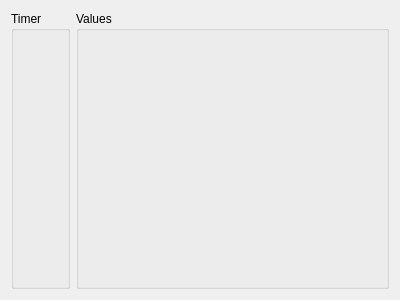
Before: the Qt Designer form src/ui/QGCSkyeTest.ui in skye-git/qgroundcontrol-old, drawn with Qt 5.
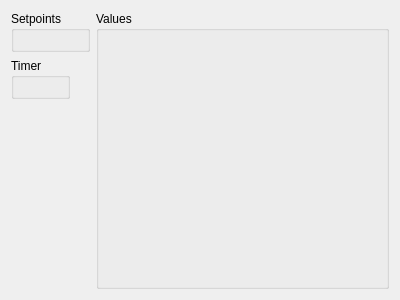
After: the same form once the commit is applied.

Commit message: Add Setpoint Widget for SkyeTest

Patch:
```diff
--- a/src/ui/QGCSkyeTest.ui
+++ b/src/ui/QGCSkyeTest.ui
@@ -15,6 +15,16 @@
   </property>
   <layout class="QHBoxLayout" name="horizontalLayout">
    <item>
+    <layout class="QFormLayout" name="formLayout">
+     <item row="0" column="0">
+      <widget class="QGroupBox" name="groupBoxSetpoints">
+       <property name="title">
+        <string>Setpoints</string>
+       </property>
+       <layout class="QVBoxLayout" name="verticalLayout_3"/>
+      </widget>
+     </item>
+     <item row="1" column="0">
     <widget class="QGroupBox" name="groupBoxTimer">
      <property name="title">
       <string>Timer</string>
@@ -22,6 +32,8 @@
      <layout class="QVBoxLayout" name="verticalLayout_2"/>
     </widget>
    </item>
+    </layout>
+   </item>
    <item>
     <widget class="QGroupBox" name="groupBoxPanel">
      <property name="title">
```
Left out of the diff: 5 changed lines with no effect on the pictures. Lines whose indentation alone changed are shown as unchanged. The commit also changes 6 other files.
